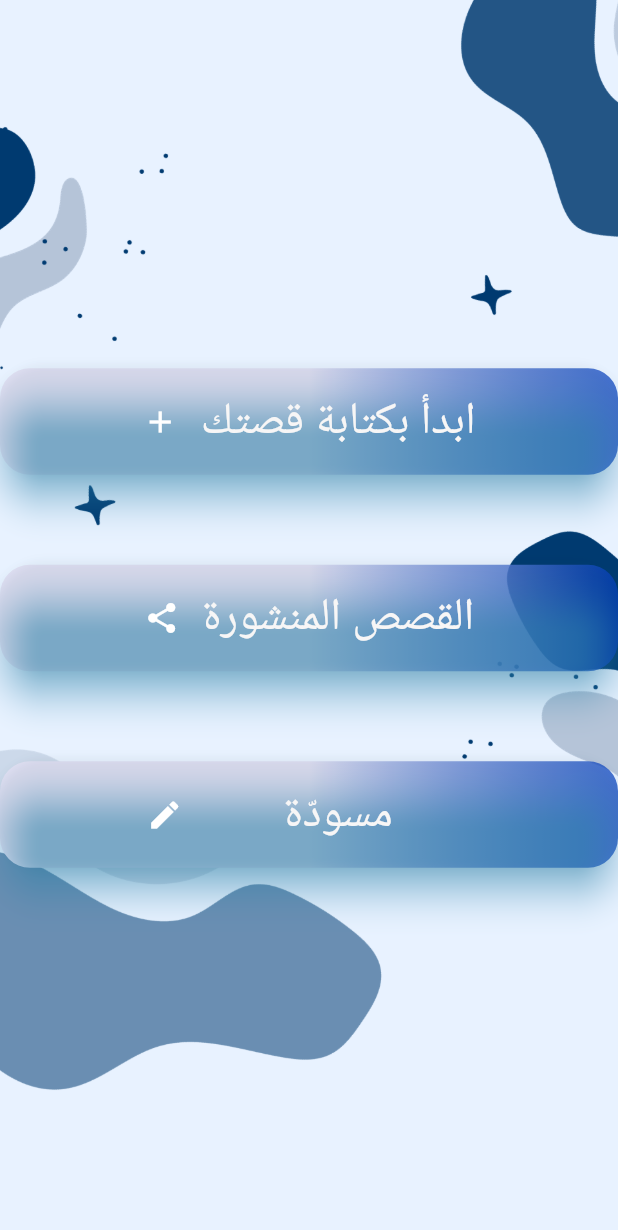
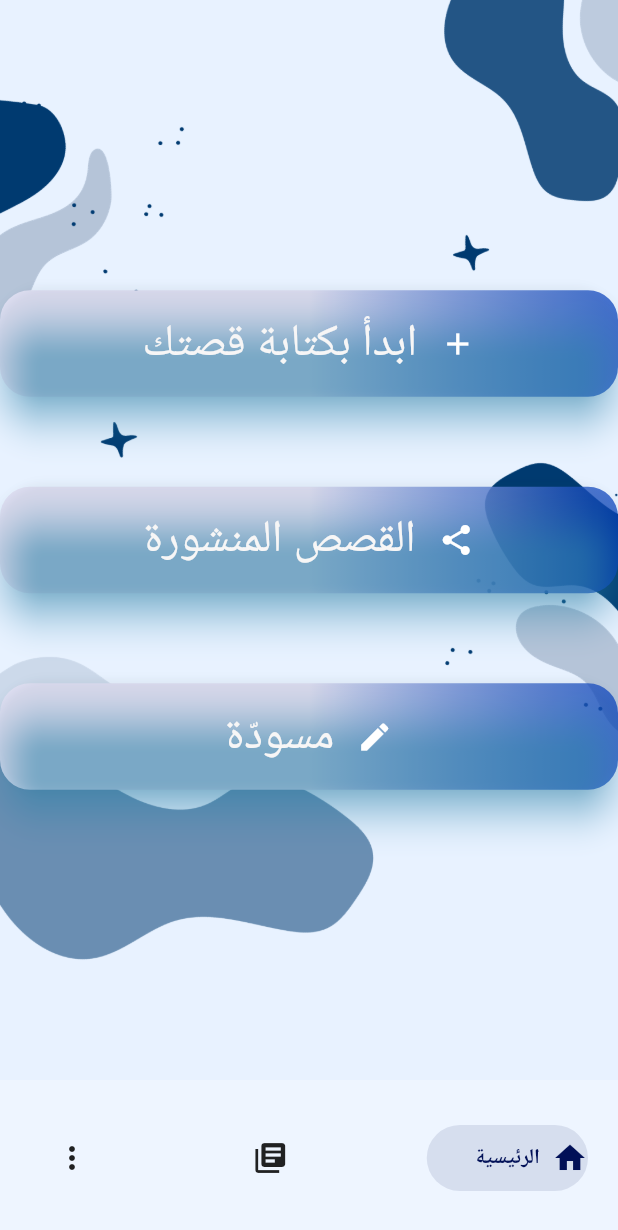
Before and after one commit to Lujain-M02/2023-GP1-6, a Flutter app: the MainPage screen opened directly, on a phone screen of 412 x 824 dp. Shown: the top 1230 px of the screen. Run offline on Flutter 3.47's test engine with Material 2 defaults, Android fonts, the phone set to English and light mode, and no system bars; drawn by our look-alikes of salomon_bottom_bar; our stand-ins replace animate_do, animated_text_kit, introduction_screen, lottie.

Commit message:
adding main page +bar

```diff
--- /dev/null
+++ b/your_story/lib/pages/MainPage.dart
@@ -0,0 +1,176 @@
+import 'package:flutter/material.dart';
+import 'package:salomon_bottom_bar/salomon_bottom_bar.dart';
+import 'package:your_story/pages/create_story_pages/create_story.dart';
+
+class MainPage extends StatefulWidget {
+  const MainPage({Key? key}) : super(key: key);
+
+  @override
+  _MainPage createState() => _MainPage();
+}
+
+class _MainPage extends State<MainPage> {
+  int _currentIndex = 0;
+
+  @override
+  void initState() {
+    super.initState();
+  }
+
+  @override
+  Widget build(BuildContext context) {
+    return Directionality(textDirection: TextDirection.rtl, child: Scaffold(
+
+      body: _buildBody(_currentIndex),
+      bottomNavigationBar: SalomonBottomBar(
+        backgroundColor: const Color.fromARGB(255, 238, 245, 255),
+        currentIndex: _currentIndex,
+        margin: const EdgeInsets.symmetric(vertical: 30, horizontal: 20),
+        onTap: (index) {
+          setState(() {
+            _currentIndex = index;
+          });
+        },
+        items: [
+          SalomonBottomBarItem(
+            icon: const Icon(Icons.home),
+            title: const Text("الرئيسية"),
+            selectedColor: const Color.fromARGB(255, 1, 16, 87),
+          ),
+          SalomonBottomBarItem(
+            icon: const Icon(Icons.library_books),
+            title: const Text("القصص المنشرة"),
+            selectedColor: const Color.fromARGB(255, 27, 6, 160),
+          ),
+          SalomonBottomBarItem(
+            icon: const Icon(Icons.more_vert_sharp),
+            title: const Text("المزيد"),
+            selectedColor: const Color.fromARGB(255, 37, 54, 138),
+          ),
+        ],
+      ),
+    ));
+  }
+
+  Widget _buildBody(int currentIndex) {
+    if (currentIndex == 0) {
+      // Home Page
+      return const HomePage();
+    } else if (currentIndex == 1) {
+      // Search Page (White Page)
+      return Container(color: Colors.white);
+    } else if (currentIndex == 2) {
+      // Profile Page (White Page)
+      return Container(color: Colors.white);
+    }
+    return Container();
+  }
+}
+
+class HomePage extends StatelessWidget {
+  const HomePage({super.key});
+
+  @override
+  Widget build(BuildContext context) {
+    return Container(
+      decoration: const BoxDecoration(
+        image: DecorationImage(
+          image: AssetImage("assets/background1.png"),
+          fit: BoxFit.cover,
+        ),
+      ),
+      child: Center(
+        child: Column(
+          mainAxisAlignment: MainAxisAlignment.center,
+          children: <Widget>[
+            GradientButton(
+              iconData: Icons.add,
+              onPressed: () {
+                // Navigate to CreateStory page
+                Navigator.of(context).pushReplacement(
+                  MaterialPageRoute(builder: (_) =>  const CreateStory()),
+                );
+              },
+              text: 'ابدأ بكتابة قصتك',
+            ),
+            const SizedBox(height: 60),
+            GradientButton(
+              iconData: Icons.share,
+              onPressed: () {},
+              text: 'القصص المنشورة',
+            ),
+            const SizedBox(height: 60),
+            GradientButton(
+              iconData: Icons.edit,
+              onPressed: () {},
+              text: 'مسودّة',
+            ),
+          ],
+        ),
+      ),
+    );
+  }
+}
+
+// class CreateStory extends StatelessWidget {
+//   @override
+//   Widget build(BuildContext context) {
+//     // Replace with the content of your CreateStory page
+//     return Container(color: Colors.white);
+//   }
+// }
+
+class GradientButton extends StatelessWidget {
+  final VoidCallback onPressed;
+  final String text;
+  final IconData iconData;
+
+  const GradientButton({super.key,
+    required this.onPressed,
+    required this.text,
+    required this.iconData,
+  });
+
+  @override
+  Widget build(BuildContext context) {
+    return Container(
+      decoration: BoxDecoration(
+        gradient: const LinearGradient(
+          colors: [
+            Color.fromARGB(255, 224, 224, 243),
+            Color.fromARGB(184, 4, 63, 190),
+          ],
+          begin: Alignment.center,
+          end: Alignment.centerRight,
+        ),
+        borderRadius: BorderRadius.circular(20),
+      ),
+      child: ElevatedButton(
+        onPressed: onPressed,
+        style: ElevatedButton.styleFrom(
+          foregroundColor: Colors.white, backgroundColor: Colors.transparent,
+          shadowColor: Colors.lightBlueAccent,
+          elevation: 10,
+          shape: RoundedRectangleBorder(
+            borderRadius: BorderRadius.circular(30),
+          ),
+          padding: const EdgeInsets.all(15.0),
+        ),
+        child: Row(
+          mainAxisAlignment: MainAxisAlignment.center,
+          children: [
+            Icon(iconData, color: Colors.white),
+            const SizedBox(width: 15),
+            Text(
+              text,
+              style: const TextStyle(
+                fontSize: 30,
+                color: Color.fromARGB(255, 247, 246, 246),
+              ),
+            ),
+          ],
+        ),
+      ),
+    );
+  }
+}
--- a/your_story/lib/pages/create_story_pages/create_story.dart
+++ b/your_story/lib/pages/create_story_pages/create_story.dart
@@ -1,4 +1,5 @@
 import 'package:flutter/material.dart';
+import 'package:your_story/pages/MainPage.dart';
 import 'package:your_story/pages/create_story_pages/create_story_title.dart';
 import 'package:your_story/pages/create_story_pages/create_story_content.dart';
 import 'package:your_story/pages/create_story_pages/create_story_final.dart';
--- a/your_story/lib/pages/welcome_page.dart
+++ b/your_story/lib/pages/welcome_page.dart
@@ -1,7 +1,8 @@
 import 'package:animate_do/animate_do.dart';
 import 'package:flutter/material.dart';
+import 'package:your_story/pages/MainPage.dart';
 import 'package:your_story/pages/style.dart';
-import 'create_story_pages/create_story.dart';
+//import 'create_story_pages/create_story.dart';
 
 class WelcomePage extends StatefulWidget {
   const WelcomePage({Key? key}) : super(key: key);
@@ -89,7 +90,7 @@ class _WelcomePageState extends State<WelcomePage> {
                         child: ElevatedButton(
                           onPressed: () {
                             Navigator.of(context).push(
-                              MaterialPageRoute(builder: (_) => MainPage()),
+                              MaterialPageRoute(builder: (_) => const MainPage()),
                             );
                           },
                           style: ElevatedButton.styleFrom(
@@ -119,109 +120,109 @@ class _WelcomePageState extends State<WelcomePage> {
   }
 }
 
-class MainPage extends StatelessWidget {
-  @override
-  Widget build(BuildContext context) {
-    return Scaffold(
-/*
-      appBar: AppBar(
-        title: const Text(''),
-      ),*/
+// class MainPage extends StatelessWidget {
+//   @override
+//   Widget build(BuildContext context) {
+//     return Scaffold(
+// /*
+//       appBar: AppBar(
+//         title: const Text(''),
+//       ),*/
 
-      body: Container(
-        decoration: const BoxDecoration(
-          image: DecorationImage(
-            image: AssetImage("assets/background1.png"),
-            fit: BoxFit.cover,
-          ),
-        ),
-        child: Center(
-          child: Column(
-            mainAxisAlignment: MainAxisAlignment.center,
-            children: <Widget>[
-              GradientButton(
-                iconData: Icons.add,
-                onPressed: () {
-                  Navigator.of(context).pushReplacement(
-                    MaterialPageRoute(builder: (_) => const CreateStory()),
-                  );
-                },
-                text: 'ابدأ بكتابة قصتك',
-              ),
-              const SizedBox(height: 60),
-              GradientButton(
-                iconData: Icons.share, //
-                onPressed: () {},
-                text: 'القصص المنشورة',
-              ),
-              const SizedBox(height: 60),
-              GradientButton(
-                iconData: Icons.edit, //
-                onPressed: () {},
-                text: '       مسودّة       ',
-              ),
-            ],
-          ),
-        ),
-      ),
-    );
-  }
-}
+//       body: Container(
+//         decoration: const BoxDecoration(
+//           image: DecorationImage(
+//             image: AssetImage("assets/background1.png"),
+//             fit: BoxFit.cover,
+//           ),
+//         ),
+//         child: Center(
+//           child: Column(
+//             mainAxisAlignment: MainAxisAlignment.center,
+//             children: <Widget>[
+//               GradientButton(
+//                 iconData: Icons.add,
+//                 onPressed: () {
+//                   Navigator.of(context).pushReplacement(
+//                     MaterialPageRoute(builder: (_) => const CreateStory()),
+//                   );
+//                 },
+//                 text: 'ابدأ بكتابة قصتك',
+//               ),
+//               const SizedBox(height: 60),
+//               GradientButton(
+//                 iconData: Icons.share, //
+//                 onPressed: () {},
+//                 text: 'القصص المنشورة',
+//               ),
+//               const SizedBox(height: 60),
+//               GradientButton(
+//                 iconData: Icons.edit, //
+//                 onPressed: () {},
+//                 text: '       مسودّة       ',
+//               ),
+//             ],
+//           ),
+//         ),
+//       ),
+//     );
+//   }
+// }
 
-class GradientButton extends StatelessWidget {
-  final VoidCallback onPressed;
-  final String text;
-  final IconData iconData; //
+// class GradientButton extends StatelessWidget {
+//   final VoidCallback onPressed;
+//   final String text;
+//   final IconData iconData; //
 
-  GradientButton({
-    required this.onPressed,
-    required this.text,
-    required this.iconData, //
-  });
+//   GradientButton({
+//     required this.onPressed,
+//     required this.text,
+//     required this.iconData, //
+//   });
 
-  @override
-  Widget build(BuildContext context) {
-    return Container(
-      decoration: BoxDecoration(
-        gradient:const LinearGradient(
-          colors: [
-            Color.fromARGB(255, 224, 224, 243),
-            Color.fromARGB(184, 4, 63, 190),
-          ],
-          begin: Alignment.center,
-          end: Alignment.centerRight,
-        ),
-        borderRadius: BorderRadius.circular(20),
-      ),
-      child: ElevatedButton(
-        onPressed: onPressed,
-        style: ElevatedButton.styleFrom(
-            primary: Colors
-                .transparent, // Set the button background color to transparent
-            onPrimary: Colors.white, // Text color
-            shadowColor: Colors.lightBlueAccent, // Shadow color
-            elevation: 10, // Shadow elevation
-            shape: RoundedRectangleBorder(
-              borderRadius: BorderRadius.circular(30),
-            ),
-            //padding: const EdgeInsets.all(5),
-            padding: const EdgeInsets.all(15.0)),
-        child: Row(
-          mainAxisAlignment: MainAxisAlignment.center,
-          children: [
-            Icon(iconData, color: Colors.white), // Display the icon
-            const SizedBox(width: 15),
+//   @override
+//   Widget build(BuildContext context) {
+//     return Container(
+//       decoration: BoxDecoration(
+//         gradient:const LinearGradient(
+//           colors: [
+//             Color.fromARGB(255, 224, 224, 243),
+//             Color.fromARGB(184, 4, 63, 190),
+//           ],
+//           begin: Alignment.center,
+//           end: Alignment.centerRight,
+//         ),
+//         borderRadius: BorderRadius.circular(20),
+//       ),
+//       child: ElevatedButton(
+//         onPressed: onPressed,
+//         style: ElevatedButton.styleFrom(
+//             primary: Colors
+//                 .transparent, // Set the button background color to transparent
+//             onPrimary: Colors.white, // Text color
+//             shadowColor: Colors.lightBlueAccent, // Shadow color
+//             elevation: 10, // Shadow elevation
+//             shape: RoundedRectangleBorder(
+//               borderRadius: BorderRadius.circular(30),
+//             ),
+//             //padding: const EdgeInsets.all(5),
+//             padding: const EdgeInsets.all(15.0)),
+//         child: Row(
+//           mainAxisAlignment: MainAxisAlignment.center,
+//           children: [
+//             Icon(iconData, color: Colors.white), // Display the icon
+//             const SizedBox(width: 15),
 
-            Text(
-              text,
-              style: const TextStyle(
-                fontSize: 30,
-                color: Color.fromARGB(255, 247, 246, 246),
-              ),
-            ),
-          ],
-        ),
-      ),
-    );
-  }
-}
+//             Text(
+//               text,
+//               style: const TextStyle(
+//                 fontSize: 30,
+//                 color: Color.fromARGB(255, 247, 246, 246),
+//               ),
+//             ),
+//           ],
+//         ),
+//       ),
+//     );
+//   }
+// }
--- a/your_story/pubspec.yaml
+++ b/your_story/pubspec.yaml
@@ -40,6 +40,7 @@ dependencies:
   animated_text_kit: ^4.2.2
   introduction_screen: ^3.1.12
   animate_do: ^3.1.2
+  salomon_bottom_bar: ^3.3.2
 
 
 dev_dependencies:
```
Also changed, not shown: your_story/pubspec.lock.
